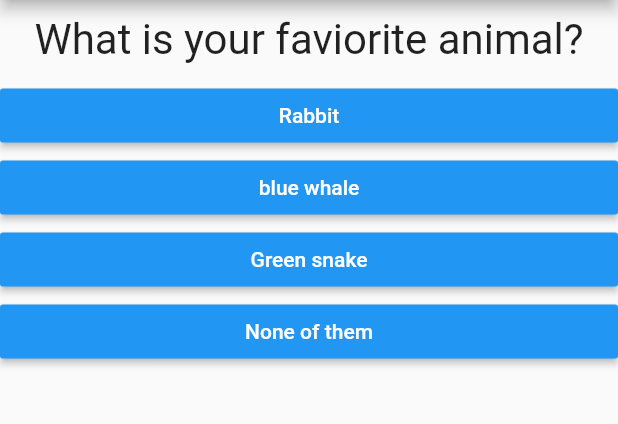
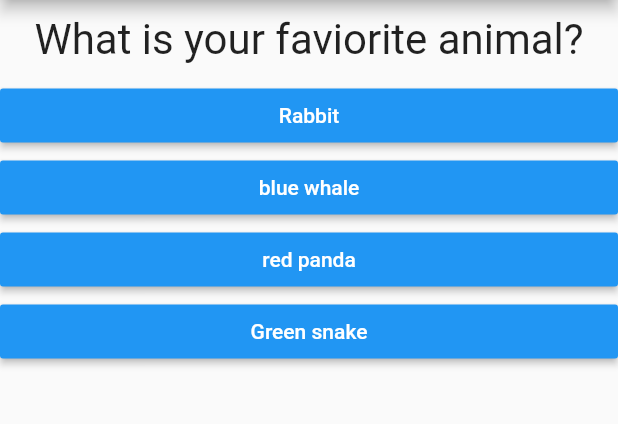
Before and after one commit to utshaav/simple-quiz-app, a Flutter app: the screen it shows after launch, after a tap on "black", on a phone screen of 412 x 824 dp, the part 84-508 px from its top. Run offline on Flutter 3.47's test engine with Material 2 defaults, Android fonts, the phone set to English and light mode, and no system bars.

Commit message:
Last commit

```diff
--- a/lib/main.dart
+++ b/lib/main.dart
@@ -1,7 +1,7 @@
 import 'package:flutter/material.dart';
 
-import './question.dart';
-import './answer.dart';
+import './quiz.dart';
+import './result.dart';
 
 void main() => runApp(MyApp());
 
@@ -14,13 +14,55 @@ class MyApp extends StatefulWidget {
 }
 
 class _MyAppState extends State<MyApp> {
+  final _questions = const [
+    {
+      "questionText": "What is yout faviorite color?",
+      "answers": [
+        {"text": "black", "score": 10},
+        {"text": "blue", "score": 8},
+        {"text": "red", "score": 5},
+        {"text": "green", "score": 2}
+      ]
+    },
+    {
+      "questionText": "What is your faviorite animal?",
+      "answers": [
+        {"text": "Rabbit", "score": 10},
+        {"text": "blue whale", "score": 8},
+        {"text": "red panda", "score": 5},
+        {"text": "Green snake", "score": 2},
+      ]
+    },
+    {
+      "questionText": "What is your faviorite person?",
+      "answers": [
+        {"text": "UK", "score": 10},
+        {"text": "suk", "score": 8},
+        {"text": "mus", "score": 5},
+        {"text": "Xav", "score": 2},
+      ]
+    },
+  ];
   var _questionIndex = 0;
+  var _totalScore = 0;
 
-  void _answerQuestion() {
+  void _resetQuiz() {
+    setState(() {
+      _questionIndex = 0;
+      _totalScore = 0;
+    });
+  }
+
+  void _answerQuestion(int score) {
+    _totalScore += score;
+
     setState(() {
       _questionIndex += 1;
     });
     print(_questionIndex);
+    if (_questionIndex < _questions.length) {
+      print('We have more questions');
+    }
   }
 
   @override
@@ -30,31 +72,14 @@ class _MyAppState extends State<MyApp> {
         appBar: AppBar(
           title: Text('My First App'),
         ),
-        body: Column(
-          children: <Widget>[
-            Question(questions[_questionIndex]["questionText"]),
-            ...(questions[_questionIndex]["answers"] as List<String>)
-                .map((answer) {
-              return Answer(_answerQuestion, answer);
-            }).toList()
-          ],
-        ),
+        body: _questionIndex < _questions.length
+            ? Quiz(
+                answerQuestion: _answerQuestion,
+                questionIndex: _questionIndex,
+                questions: _questions,
+              )
+            : Result(_totalScore, _resetQuiz),
       ),
     );
   }
 }
-
-const questions = [
-  {
-    "questionText": "What is yout faviorite color?",
-    "answers": ["black", "blue", "Green", "None of them"]
-  },
-  {
-    "questionText": "What is your faviorite animal?",
-    "answers": ["Rabbit", "blue whale", "Green snake", "None of them"]
-  },
-  {
-    "questionText": "What is your faviorite person?",
-    "answers": ["UK", "usk", "Xav", "None of them"]
-  },
-];
--- /dev/null
+++ b/lib/quiz.dart
@@ -0,0 +1,25 @@
+import 'package:flutter/material.dart';
+
+import './question.dart';
+import './answer.dart';
+
+class Quiz extends StatelessWidget {
+  final List<Map<String, Object>> questions;
+  final int questionIndex;
+  final Function answerQuestion;
+
+  Quiz({@required this.answerQuestion,@required this.questions,@required this.questionIndex,});
+
+  @override
+  Widget build(BuildContext context) {
+    return Column(
+      children: <Widget>[
+        Question(questions[questionIndex]["questionText"]),
+        ...(questions[questionIndex]["answers"] as List<Map<String, Object>>)
+            .map((answer) {
+          return Answer(() => answerQuestion(answer["score"]), answer["text"]);
+        }).toList()
+      ],
+    );
+  }
+}
```
Also changed, not shown: lib/result.dart (added, +39 -0 lines).
